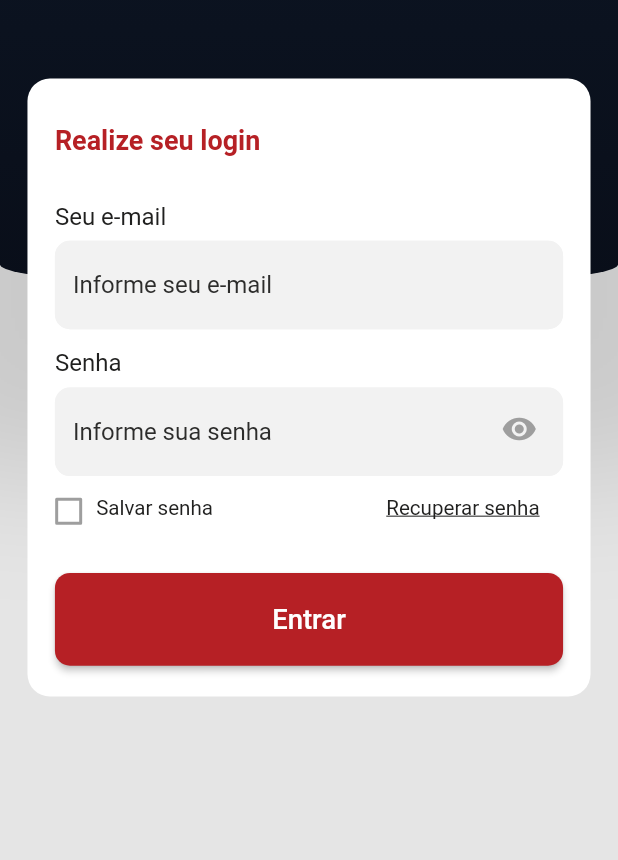
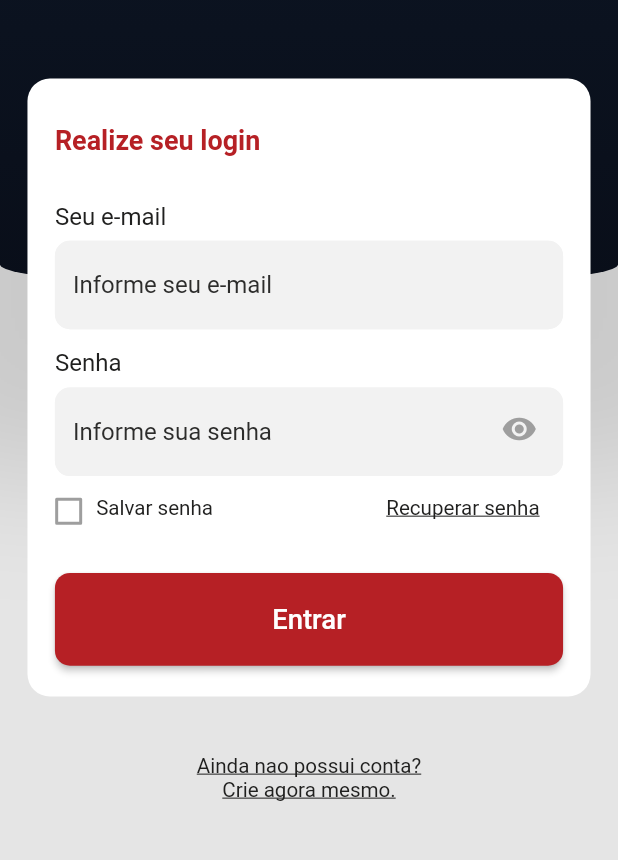
Before and after one commit to matheus-neumann/fleetdesk-1, a Flutter app: the screen it shows after launch, on a phone screen of 412 x 824 dp, the part 356-1216 px from its top. Run offline on Flutter 3.47's test engine with Material 2 defaults, Android fonts, the phone set to English and light mode, and no system bars; our stand-ins replace flutter_screenutil, flutter_svg, get; missing offline and left inert: slimy_card; Roboto replaces fonts that are missing (Georgia).

Commit message:
Added "Criar conta" text.

```diff
--- a/lib/app/ui/android/login/login_page.dart
+++ b/lib/app/ui/android/login/login_page.dart
@@ -99,6 +99,7 @@ class LoginPage extends GetView<LoginController> {
                 top: 309.h, bottom: 283.h, right: 32.w, left: 32.w),
             child: TextFormField(
               decoration: InputDecoration(
+                  border: InputBorder.none,
                   hintText: 'Informe seu e-mail',
                   // TODO - Adjust font size and font weight
                   hintStyle: TextStyle(
@@ -134,6 +135,7 @@ class LoginPage extends GetView<LoginController> {
               obscureText: obscureText,
               keyboardType: TextInputType.visiblePassword,
               decoration: InputDecoration(
+                border: InputBorder.none,
                   hintText: 'Informe sua senha',
                   // TODO - Adjust font size and font weight
                   hintStyle: TextStyle(
@@ -221,6 +223,22 @@ class LoginPage extends GetView<LoginController> {
                 ),
                 onPressed: () => this.obscureText = !this.obscureText),
           ),
+          Container(
+            margin: EdgeInsets.only(
+                top: 571.h, bottom: 37.h, right: 93.w, left: 93.w),
+            child: Align(
+              alignment: Alignment.center,
+              child: Text(
+                'Ainda nao possui conta?\nCrie agora mesmo.',
+                textAlign: TextAlign.center,// TODO - Adjust font size and font weight
+                style: TextStyle(
+                  decoration: TextDecoration.underline,
+                  fontSize: 12.sp,
+                  color: Color.fromRGBO(32, 32, 31, 1),
+                ),
+              ),
+            ),
+          ),
         ],
       ),
     );
```
